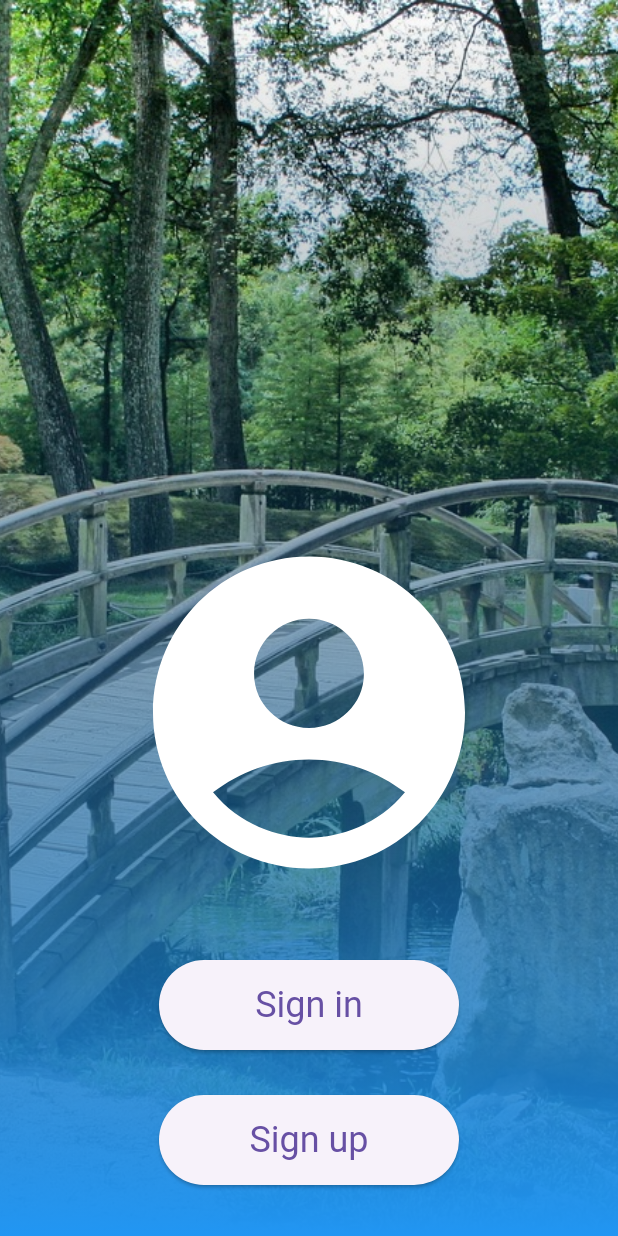
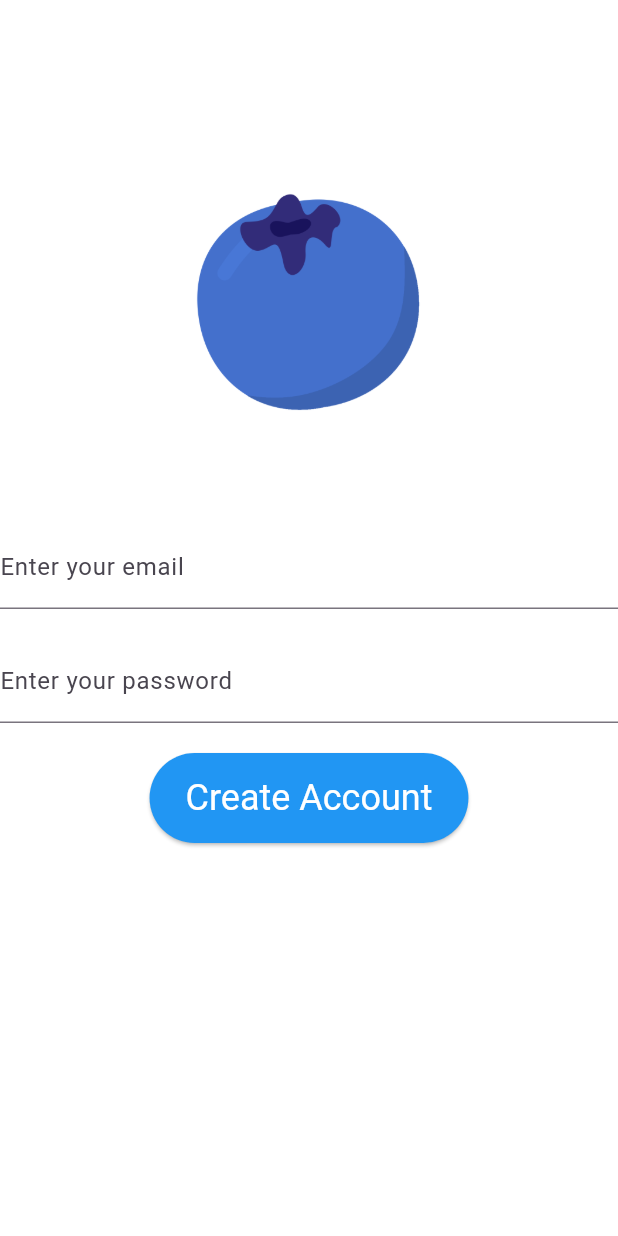
Before and after one commit to danielwang7017/Garden-Project, a Flutter app: the screen it shows after launch, after a tap on "Sign up", on a phone screen of 412 x 824 dp. Run offline on Flutter 3.47's test engine with Material 3 defaults, Android fonts, the phone set to English and light mode, and no system bars.

Commit message:
home and sign up

```diff
--- a/garden_planner/lib/main.dart
+++ b/garden_planner/lib/main.dart
@@ -1,5 +1,8 @@
 import 'package:flutter/material.dart';
-
+const Color primaryColor = Color.fromARGB(255, 37, 49, 140);
+const Color secondaryColor = Color.fromARGB(240, 120, 143, 205);
+const Color accentColor = Color(0xFF43A047);
+const Color backgroundColor = Color.fromARGB(255, 255, 255, 255);
 void main() {
   runApp(const MyApp());
 }
@@ -14,14 +17,15 @@ class MyApp extends StatelessWidget {
     );
   }
 }
-// --- This is the First Screen (Home Page) ---
+// --- This is the First Screen (Onboarding) ---
 class OnboardPage extends StatelessWidget {
+
   const OnboardPage({super.key});
 
   @override
   Widget build(BuildContext context) {
     return Scaffold(
-      backgroundColor: Colors.blue,
+      backgroundColor: backgroundColor,
       body: Stack(
         children: [
           // Background image
@@ -41,7 +45,7 @@ class OnboardPage extends StatelessWidget {
                 end: Alignment.bottomCenter,
                 colors: [
                   Colors.transparent,
-                  Colors.blue, // Change to your desired fade color
+                  primaryColor,
                 ],
                 stops: [0, 1], // Adjust fade position
               ),
@@ -58,18 +62,25 @@ class OnboardPage extends StatelessWidget {
                 ),
                 SizedBox(height:40),
                 ElevatedButton(
-                  onPressed: () {},
+                  onPressed: () {
+
+                  },
                   style: ElevatedButton.styleFrom(
                     minimumSize: Size(200, 60), // width, height
-                    textStyle: TextStyle(fontSize: 24), // bigger text
+                    textStyle: TextStyle(fontSize: 24),
                   ),
                   child: const Text('Sign in')),
                 SizedBox(height:30),
                 ElevatedButton(
-                  onPressed: () {},
+                  onPressed: () {
+                    Navigator.push(
+                      context,
+                      MaterialPageRoute(builder: (context) => const SignUpPage()),
+                    );
+                  },
                   style: ElevatedButton.styleFrom(
                     minimumSize: Size(200, 60), // width, height
-                    textStyle: TextStyle(fontSize: 24), // bigger text
+                    textStyle: TextStyle(fontSize: 24),
                   ),
                   child: const Text('Sign up')),
               ],
@@ -82,3 +93,110 @@ class OnboardPage extends StatelessWidget {
     );
   }
 }
+class SignUpPage extends StatefulWidget{
+  const SignUpPage({super.key});
+
+  @override
+  State<SignUpPage> createState() => _SignUpPageState();
+}
+class _SignUpPageState extends State<SignUpPage>{
+  final TextEditingController _emailController = TextEditingController();
+  final TextEditingController _passwordController = TextEditingController();
+
+  @override
+  Widget build(BuildContext context){
+
+    return Scaffold(
+      backgroundColor: backgroundColor,
+      body: Center(
+        child: Column(
+          children: [
+            SizedBox(height:100),
+            SizedBox(
+              width: 200, // desired width
+              height:200, // desired height
+              child: Image.asset(
+                'assets/icons/icon-blueberry.png',
+                fit: BoxFit.contain, // or BoxFit.cover, etc.
+              ),
+            ),
+
+            SizedBox(height: 50),
+            TextField(
+              controller: _emailController,
+              decoration: InputDecoration(
+
+                labelText: 'Enter your email',
+              ),
+            ),
+            SizedBox(height: 20),
+            TextField(
+              controller: _passwordController,
+              decoration: InputDecoration(
+
+                labelText: 'Enter your password',
+              ),
+            ),
+            SizedBox(height: 20),
+            ElevatedButton(
+              onPressed: (){
+                Navigator.push(
+                  context,
+                  MaterialPageRoute(builder: (context) => const HomePage()),
+                );
+              },
+              style: ElevatedButton.styleFrom(
+                backgroundColor: Colors.blue,
+                foregroundColor: Colors.white,
+                minimumSize: Size(200, 60),
+                textStyle: TextStyle(fontSize: 24),
+
+              ),
+              child: Text('Create Account'),
+
+            ),
+          ],
+        ),
+      ),
+    );
+  }
+}
+// -- home page
+class HomePage extends StatelessWidget {
+  const HomePage({super.key});
+
+  @override
+  Widget build(BuildContext context) {
+    return Scaffold(
+      appBar: AppBar(
+        backgroundColor: primaryColor,
+        title: const Text('Welcome Back!', style: TextStyle(color: Colors.white)),
+        automaticallyImplyLeading: false,
+        toolbarHeight: 100,
+        shape: const RoundedRectangleBorder(
+
+          borderRadius: BorderRadius.vertical(
+            bottom: Radius.circular(30),
+          ),
+        ),
+        actions: [
+          IconButton(
+            icon: const Icon(Icons.account_circle, color: Colors.white),
+            onPressed: () {
+              // Handle settings button press
+            },
+          ),
+        ],
+      ),
+      body: const Center(
+        child: Column(
+
+          children: [
+
+
+          ],
+        ),
+      ),
+    );
+  }
+}
--- a/garden_planner/pubspec.yaml
+++ b/garden_planner/pubspec.yaml
@@ -52,7 +52,8 @@ dev_dependencies:
 # The following section is specific to Flutter packages.
 flutter:
   assets:
-    - assets/bridge-53769_1280.jpg
+    - assets/
+    - assets/icons/
   # The following line ensures that the Material Icons font is
   # included with your application, so that you can use the icons in
   # the material Icons class.
```
Also changed, not shown: garden_planner/assets/icons/icon-blueberry.png (added).
